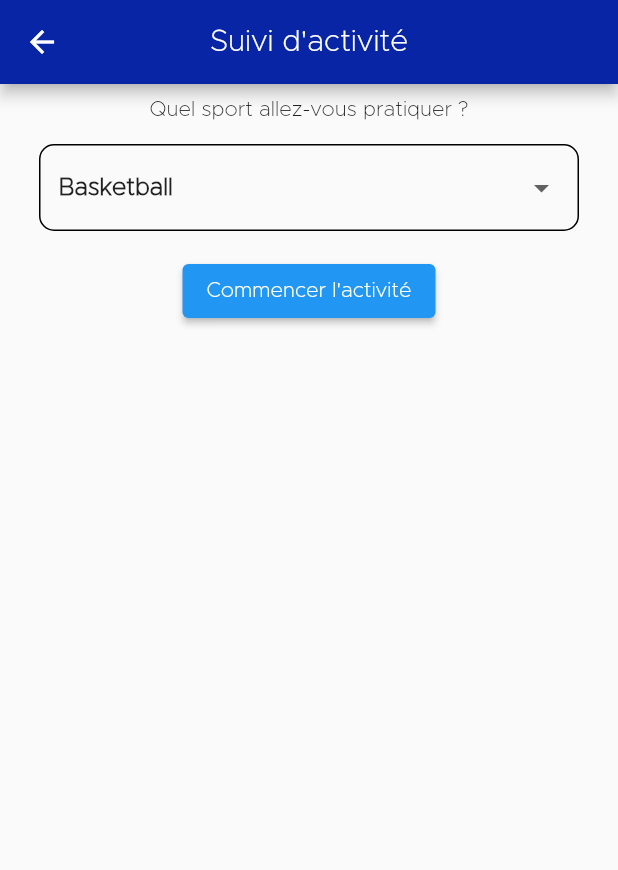
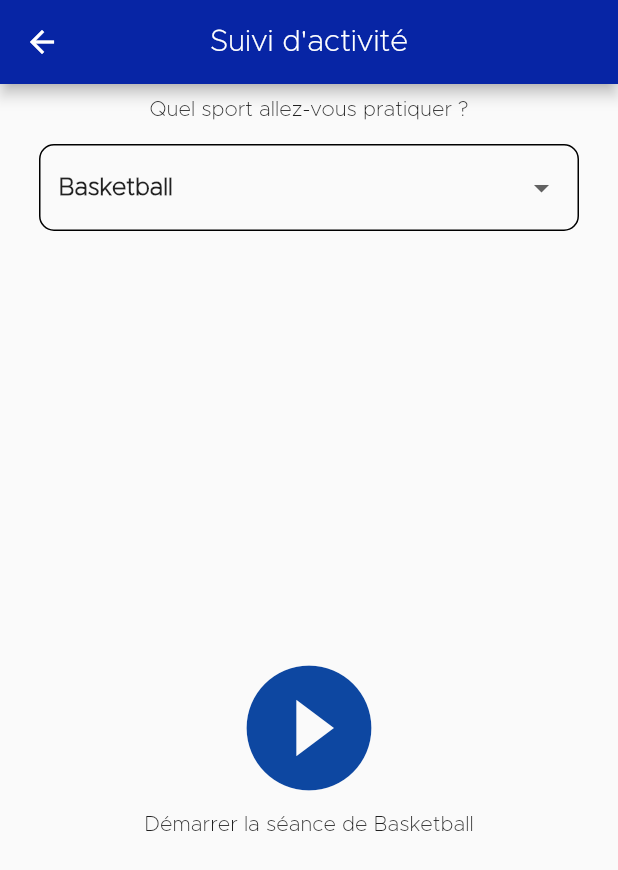
Before and after one commit to neonzip/Projet_SOLID-R, a Flutter app: the Activities screen opened by its route, on a phone screen of 412 x 824 dp. Shown: the top 870 px of the screen. Run offline on Flutter 3.47's test engine with Material 2 defaults, Android fonts, the phone set to English and light mode, and no system bars; our stand-ins replace auto_size_text, flutter_local_notifications, location, pedometer.

Commit message:
Factorisation sur activité effectuée + début mise en forme de cette page

```diff
--- a/lib/pages/user/Activities.dart
+++ b/lib/pages/user/Activities.dart
@@ -1,4 +1,7 @@
 import 'package:flutter/material.dart';
+import 'package:projet_solid_r/pages/user/templates/ActivityButton.dart';
+
+import '../Activity.dart';
 
 class Activities extends StatefulWidget {
   const Activities({Key? key}) : super(key: key);
@@ -14,9 +17,13 @@ class _ActivitiesState extends State<Activities> {
   // string for next selected value in the dropdown list
   String? _dropdownValue;
 
+  // string of the current sport chosen
+  String? currentActivity;
+
   // string which contains the selected sport that the user want to do for real.
   String? theSport;
 
+  bool isStarted = false;
 
   @override
   Widget build(BuildContext context) {
@@ -27,7 +34,26 @@ class _ActivitiesState extends State<Activities> {
         centerTitle: true,
         ),
       body: Center(
-        child: Container(
+        child: choseCurrentScreen(),
+      )
+    );
+  }
+
+  /// If the activity is going to start, it displays the screen with the information about our activity.
+  /// Else, we have the list of the activities that we can choose.
+  Widget choseCurrentScreen() {
+    if (isStarted == true) {
+      return const Activity();
+    }
+    else {
+      return displaySelectionActivity();
+    }
+  }
+
+  /// Display the screen in which we can select and launch an activity.
+  Widget displaySelectionActivity() {
+    currentActivity = items.first.toString();
+    return Container(
       width: 500,
       margin: const EdgeInsets.all(10),
       child: Column(
@@ -35,17 +61,22 @@ class _ActivitiesState extends State<Activities> {
           const Text("Quel sport allez-vous pratiquer ?"),
           /* Display the dropdown list with the activities that the user can do. */
           dropDownActivities(),
-              ElevatedButton(
-                  onPressed: () {
-                    Navigator.pushNamed(context, "/activityAxel");
+          const Spacer(),
+          ActivityButton(
+            onPressedButton: () {
+              //Navigator.pushNamed(context, "/activityAxel");
+              setState(() {
+                isStarted = !isStarted;
+              });
             },
-                  child: Text(
-                    "Commencer l'activité"
-                  ))
+            icon: Icons.play_circle_fill,
+            color: Colors.blue[900],
+            tooltip: 'Commencer',
+          ),
+          Text("Démarrer la séance de $currentActivity"),
+          const Spacer(),
         ],
       ),
-        )
-      )
     );
   }
 
@@ -86,6 +117,7 @@ class _ActivitiesState extends State<Activities> {
         var itemSelected = selectedValue;
         items.remove(itemSelected);
         items.insert(0, itemSelected);
+        currentActivity = selectedValue;
       }
       );
     }
--- /dev/null
+++ b/lib/pages/user/templates/ActivityButton.dart
@@ -0,0 +1,35 @@
+import 'dart:developer';
+
+import 'package:flutter/material.dart';
+
+class ActivityButton extends StatefulWidget {
+  void Function()? onPressedButton;
+  IconData icon;
+  Color? color;
+  String? tooltip;
+
+  ActivityButton({Key? key, required this.icon, required this.onPressedButton, required this.color, required this.tooltip}) : super(key: key);
+  @override
+  _ActivityButtonState createState() => _ActivityButtonState();
+}
+
+class _ActivityButtonState extends State<ActivityButton> {
+  @override
+  Widget build(BuildContext context) {
+    return button();
+  }
+
+  /// Button to donate to the specific project.
+  /// Called "Donner".
+  Widget button() {
+    return IconButton(
+      tooltip: widget.tooltip,
+      onPressed: widget.onPressedButton,
+      iconSize: 100,
+      icon: Icon(
+        widget.icon,
+        color: widget.color,
+      ),
+    );
+  }
+}
--- a/lib/pages/user/templates/DonationButton.dart
+++ b/lib/pages/user/templates/DonationButton.dart
@@ -37,5 +37,4 @@ class _DonationButtonState extends State<DonationButton> {
         )
     );
   }
-///https://stackoverflow.com/questions/60799348/activate-and-deactivate-favorite-icons-in-flutter
 }
```
Also changed, not shown: lib/pages/Activity.dart (+82 -86 lines), lib/pages/user/templates/FinishedActivityAlert.dart (added, +40 -0 lines). Lines whose indentation alone changed are shown as unchanged.
